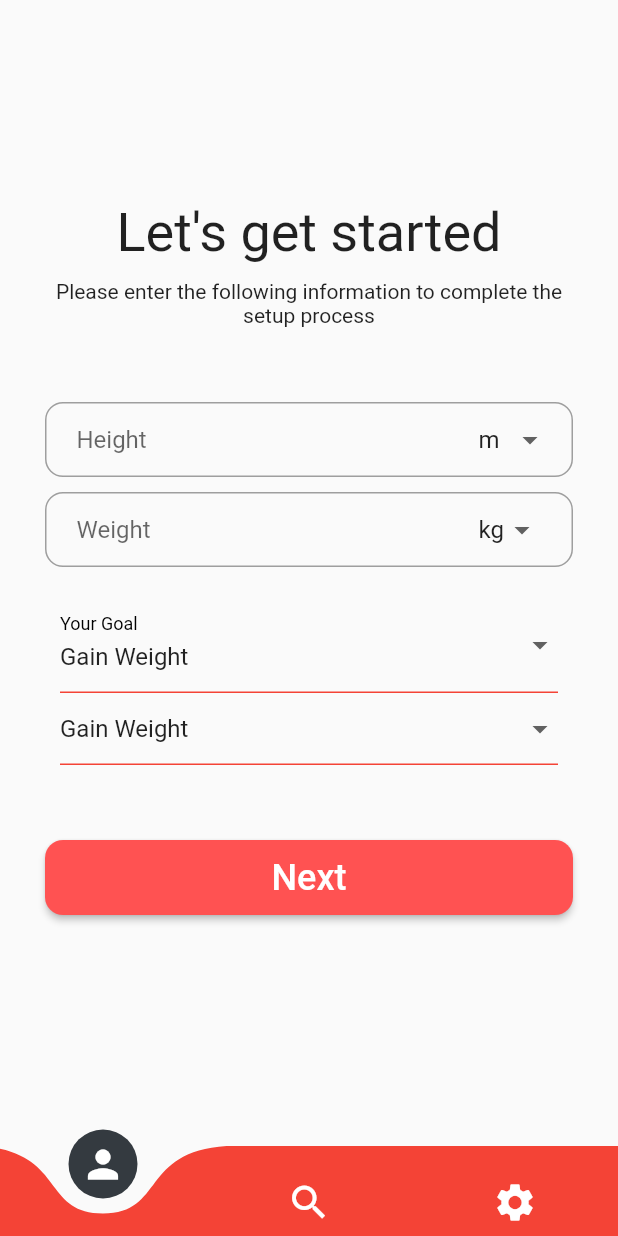
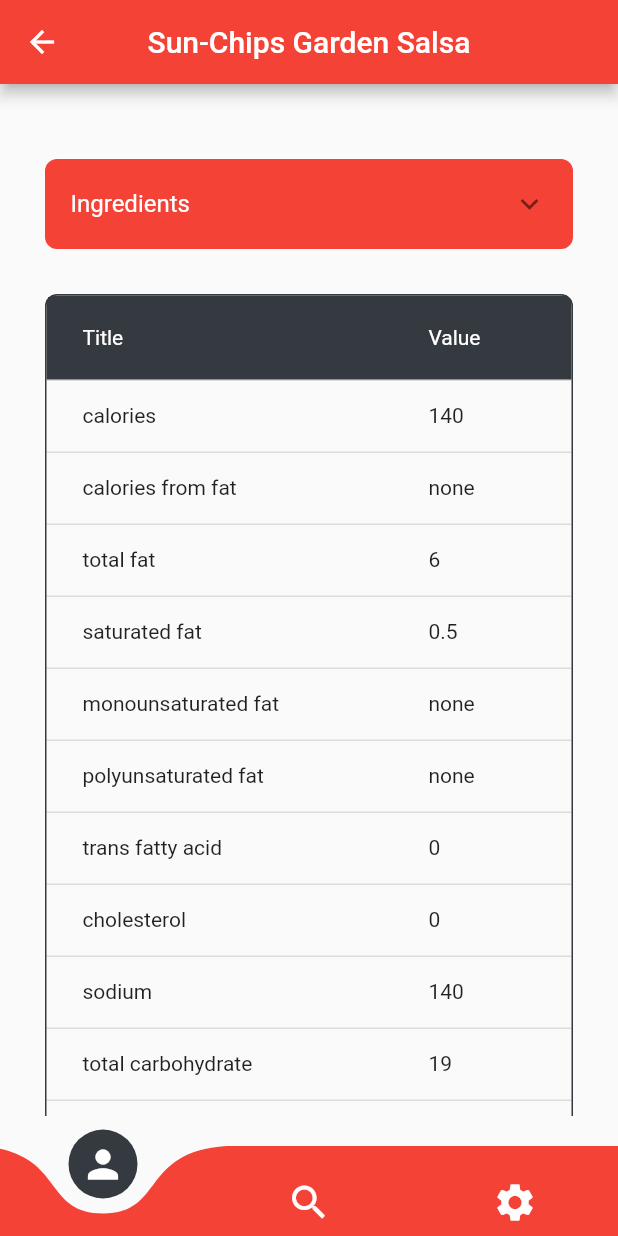
Before and after one commit to GDSCUTM-CommunityProjects/RedEat, a Flutter app: the Navbar screen opened by its route, on a phone screen of 412 x 824 dp. Run offline on Flutter 3.47's test engine with Material 2 defaults, Android fonts, the phone set to English and light mode, and no system bars; drawn by our look-alikes of curved_navigation_bar; our stand-ins replace expandable; missing offline and left inert: flutter_barcode_scanner.

Commit message:
Completed ProductInfoPage

```diff
--- /dev/null
+++ b/src/lib/BackendConnection/Product.dart
@@ -0,0 +1,27 @@
+import 'package:flutter/foundation.dart';
+
+class Product {
+  final String upc;
+  final String name;
+  // final String brandName;
+  final String itemName;
+  final Map<String, dynamic> fields;
+
+  const Product({
+    required this.upc,
+    required this.name,
+    // required this.brandName,
+    required this.itemName,
+    required this.fields
+  });
+
+  factory Product.fromJson(Map<String, dynamic> json) {
+    return Product(
+      upc: (json['upc'] ?? ""),
+      name: (json['name'] ?? ""),
+      // brandName: (json['info']['fields']['brand_name'] ?? json['fields']['brand_name'] ?? ""),
+      itemName: (json['info'] != null) ? ((json['info']['fields'] != null) ? (json['info']['fields']['item_name']) : "") : "",
+      fields: (json['info'] == null) ? {} : json['info']['fields']
+    );
+  }
+}
--- /dev/null
+++ b/src/lib/BackendConnection/SampleProductJson.dart
@@ -0,0 +1,88 @@
+import 'package:flutter/material.dart';
+
+Map<String, dynamic> product1 = {
+  "upc": "060410001318",
+  "name": "Sun Chips Garden Salsa",
+  "info": {
+    "_index": "f762ef22-e660-434f-9071-a10ea6691c27",
+    "_type": "item",
+    "_id": "52b7bd9b2dedad540e009bd1",
+    "_score": 26.239723,
+    "fields": {
+      "brand_name": "Frito-Lay",
+      "item_name": "Sun-Chips Garden Salsa",
+      "brand_id": "51db37d1176fe9790a899dfb",
+      "item_id": "52b7bd9b2dedad540e009bd1",
+      "item_type": 2,
+      "item_description": null,
+      "nf_ingredient_statement":
+          "Whole Corn, Sunflower and/or Canola Oil, Whole Wheat, Brown Rice Flour, Whole Oat Flour, Sugar, Tomato Powder, Salt, Natural Flavors, Maltodextrin (Made from Corn), Cheddar Cheese (Milk, Cheese Cultures, Salt, Enzymes), Dextrose, Buttermilk, Onion Powder, Whey, Yeast Extract, Romano Cheese (Part-Skim Cow's Milk, Cheese Cultures, Salt, Enzymes), Whey Protein Concentrate, Corn Oil, Spices (Including Jalapeno Pepper), Citric Acid, Paprika Extracts, and Lactic Acid.",
+      "nf_calories": 140,
+      "nf_calories_from_fat": null,
+      "nf_total_fat": 6,
+      "nf_saturated_fat": 0.5,
+      "nf_monounsaturated_fat": null,
+      "nf_polyunsaturated_fat": null,
+      "nf_trans_fatty_acid": 0,
+      "nf_cholesterol": 0,
+      "nf_sodium": 140,
+      "nf_total_carbohydrate": 19,
+      "nf_dietary_fiber": 2,
+      "nf_sugars": 2,
+      "nf_protein": 2,
+      "nf_vitamin_a_dv": null,
+      "nf_vitamin_c_dv": null,
+      "nf_calcium_dv": 0.77,
+      "nf_iron_dv": 3.33,
+      "nf_servings_per_container": 7,
+      "nf_serving_size_qty": 15,
+      "nf_serving_size_unit": "chips",
+      "nf_serving_weight_grams": 28,
+      "updated_at": "2021-05-01T13:56:32.000Z"
+    }
+  },
+  "hits": 2,
+  "id": 2
+};
+
+
+Map<String, dynamic> product2 =
+{
+  "_index": "f762ef22-e660-434f-9071-a10ea6691c27",
+  "_type": "item",
+  "_id": "54bfd98f435431322afde7a1",
+  "_score": 14.928789,
+  "fields": {
+    "brand_name": "Coca-Cola",
+    "item_name": "Diet Coke",
+    "brand_id": "51db37df176fe9790a89a29d",
+    "item_id": "54bfd98f435431322afde7a1",
+    "item_type": 2,
+    "item_description": null,
+    "nf_ingredient_statement": "CARBONATED WATER, CARAMEL COLOR, PHOSPHORIC ACID, CALCIUM SACCHARIN, POTASSIUM BENZOATE, NATURAL FLAVORS, CITRIC ACID, CAFFEINE, ASPARTAME, PHENYLALANINE<br />",
+    "nf_calories": 0,
+    "nf_calories_from_fat": null,
+    "nf_total_fat": 0,
+    "nf_saturated_fat": null,
+    "nf_monounsaturated_fat": null,
+    "nf_polyunsaturated_fat": null,
+    "nf_trans_fatty_acid": null,
+    "nf_cholesterol": null,
+    "nf_sodium": 40,
+    "nf_total_carbohydrate": 0,
+    "nf_dietary_fiber": null,
+    "nf_sugars": null,
+    "nf_protein": 0,
+    "nf_vitamin_a_dv": null,
+    "nf_vitamin_c_dv": null,
+    "nf_calcium_dv": null,
+    "nf_iron_dv": null,
+    "nf_servings_per_container": null,
+    "nf_serving_size_qty": 1,
+    "nf_serving_size_unit": "can",
+    "nf_serving_weight_grams": null,
+    "updated_at": "2018-12-11T16:32:46.000Z"
+  }
+};
+
+Map<String, dynamic> emptyProduct = {};
--- a/src/lib/Pages/BarcodeScanner.dart
+++ b/src/lib/Pages/BarcodeScanner.dart
@@ -10,7 +10,8 @@ class BarCodeScanner extends StatefulWidget {
 }
 
 class _BarCodeScannerState extends State<BarCodeScanner> {
-  String _barcode = "123";
+  String _barcode = "";
+
 
   @override
   void initState() {
--- /dev/null
+++ b/src/lib/Pages/ProductInfoPage.dart
@@ -0,0 +1,160 @@
+import 'dart:convert';
+
+import 'package:expandable/expandable.dart';
+import 'package:flutter/material.dart';
+import 'package:flutter/services.dart';
+import 'package:flutter_barcode_scanner/flutter_barcode_scanner.dart';
+import 'package:src/BackendConnection/SampleProductJson.dart';
+import 'package:src/Pages/login.dart';
+
+import '../BackendConnection/BackendURL.dart';
+import 'package:http/http.dart' as http;
+
+import '../BackendConnection/Product.dart';
+
+
+class ProductInfo extends StatefulWidget {
+  final Map<String, dynamic> responseJson;
+  const ProductInfo(this.responseJson);
+  // const ProductInfo({Key? key, this.responseJson}) : super(key: key);
+  // const ProductInfo({Key? key}) : super(key: key);
+
+  @override
+  State<ProductInfo> createState() => _ProductInfoState();
+}
+
+class _ProductInfoState extends State<ProductInfo> {
+
+  late Product product;
+
+  @override
+  void initState() {
+    // TODO: implement initState
+    product = Product.fromJson(widget.responseJson);
+    super.initState();
+
+  }
+
+  List<DataRow> generateRows() {
+    List<DataRow> rows = [];
+    product.fields.forEach((key, value) {
+      if (key.contains("nf_") && key != "nf_ingredient_statement") {
+        String k = key.substring(3).replaceAll("_", " ");
+        String v = (value == null) ? "none" : value.toString();
+        rows.add(
+          DataRow(cells: [
+            DataCell(Text(k)),
+            DataCell(Text(v)),
+            // DataCell(Text(value.toString())),
+          ])
+        );
+      }
+    });
+    return rows;
+  }
+
+  @override
+  Widget build(BuildContext context) {
+    return Scaffold(
+      resizeToAvoidBottomInset: false,
+      appBar: AppBar(
+        backgroundColor: Colors.red,
+        title: Text(product.itemName),
+        centerTitle: true,
+      ),
+      body: SafeArea(
+        child: SingleChildScrollView(
+          child: Center(
+            child: Column(
+              crossAxisAlignment: CrossAxisAlignment.center,
+              children: [
+                SizedBox(height:50),
+
+                // SizedBox(height: 30),
+                Padding(
+                  padding: const EdgeInsets.symmetric(horizontal: 30.0),
+                  child: Container(
+                    decoration: BoxDecoration(
+                      color: Colors.red,
+                      borderRadius: BorderRadius.all(Radius.circular(8)),
+                      border: Border.all(color: Colors.red)
+                    ),
+                    child: ExpansionTile(
+                      title: Text(
+                        "Ingredients",
+                        style: TextStyle(
+                          color: Colors.white
+                        ),
+                      ),
+                      children: [
+                        Container(
+                          width: double.infinity,
+                          decoration: BoxDecoration(
+                              borderRadius: BorderRadius.only(
+                                topLeft: Radius.circular(0),
+                                topRight: Radius.circular(0),
+                                bottomLeft: Radius.circular(8),
+                                bottomRight: Radius.circular(8)
+                              ),
+                            color: Colors.white,
+                          ),
+                          child: Padding(
+                            padding: const EdgeInsets.all(10.0),
+                            child: Text(
+                              product.fields['nf_ingredient_statement']
+                            ),
+                          ),
+                        )
+                      ],
+                    ),
+                  ),
+                ),
+
+                SizedBox(height: 30,),
+                Padding(
+                  padding: const EdgeInsets.symmetric(horizontal: 30.0),
+                  child: Column(
+                    crossAxisAlignment: CrossAxisAlignment.stretch,
+                    children: [
+                      Container(
+                        clipBehavior: Clip.hardEdge,
+                        decoration: BoxDecoration(
+                          borderRadius: BorderRadius.all(Radius.circular(8)),
+                          border: Border.all(
+                              width: 1,
+                              color: Color(0xff343a40)
+                          ),
+                        ),
+                        child: DataTable(
+                          headingRowColor: MaterialStateProperty.resolveWith((states) => Color(0xff343a40)),
+                          headingTextStyle: TextStyle(
+                            color: Colors.white
+                          ),
+                          columns: [
+                            DataColumn(label: Text("Title")),
+                            DataColumn(label: Text("Value"))
+                          ],
+                          // rows: [
+                          //   DataRow(cells: [
+                          //     DataCell(Text("item1")),
+                          //     DataCell(Text("item2")),
+                          //   ]),
+                          //   DataRow(cells: [
+                          //     DataCell(Text("item1")),
+                          //     DataCell(Text("item2")),
+                          //   ]),
+                          // ]
+                          rows: generateRows(),
+                        ),
+                      ),
+                    ],
+                  ),
+                ),
+              ],
+            ),
+          ),
+        )
+      )
+    );
+  }
+}
--- a/src/lib/main.dart
+++ b/src/lib/main.dart
@@ -125,7 +125,7 @@ class _MyHomePageState extends State<MyHomePage> {
                 textStyle: const TextStyle(fontSize: 20),
               ),
               onPressed: () {
-                Navigator.pushNamed(context, '/register');
+                Navigator.pushNamed(context, '/login');
               },
               child: const Text('Login'),
             ),
--- a/src/lib/navbar.dart
+++ b/src/lib/navbar.dart
@@ -1,9 +1,11 @@
 import 'package:flutter/material.dart';
 import 'package:curved_navigation_bar/curved_navigation_bar.dart';
+import 'package:src/BackendConnection/SampleProductJson.dart';
 import 'package:src/Pages/InitialSetupPage.dart';
 import 'package:src/Pages/login.dart';
 import 'package:src/Pages/SettingsPage.dart';
 import 'package:src/Pages/SearchDefaultPage.dart';
+import 'package:src/Pages/ProductInfoPage.dart';
 
 
 class Navbar extends StatefulWidget {
@@ -18,7 +20,7 @@ class _NavbarState extends State<Navbar> {
 
   // Screens for each tab in the narbar
   final screens = [
-    InitialSetupPage(),
+    ProductInfo(product1),
     SearchDefaultPage(),
     SettingsPage()
   ];
@@ -28,7 +30,9 @@ class _NavbarState extends State<Navbar> {
     return Scaffold(
       extendBody: true,
       body: screens[index],
-      bottomNavigationBar: CurvedNavigationBar(
+      bottomNavigationBar: Padding(
+        padding: const EdgeInsets.only(top: 20.0),
+        child: CurvedNavigationBar(
           backgroundColor: Colors.transparent,
           color: Colors.red,
           buttonBackgroundColor: Color(0xff343a40),
@@ -47,6 +51,7 @@ class _NavbarState extends State<Navbar> {
             });
           },
         ),
+      ),
       // body: Container(color: Colors.blueAccent),
     );
   }
```
Also changed, not shown: src/lib/BackendConnection/BackendURL.dart (+7 -1 lines), src/lib/Pages/SearchDefaultPage.dart (+153 -3 lines), src/pubspec.lock, 4 other files. Lines whose indentation alone changed are shown as unchanged.
